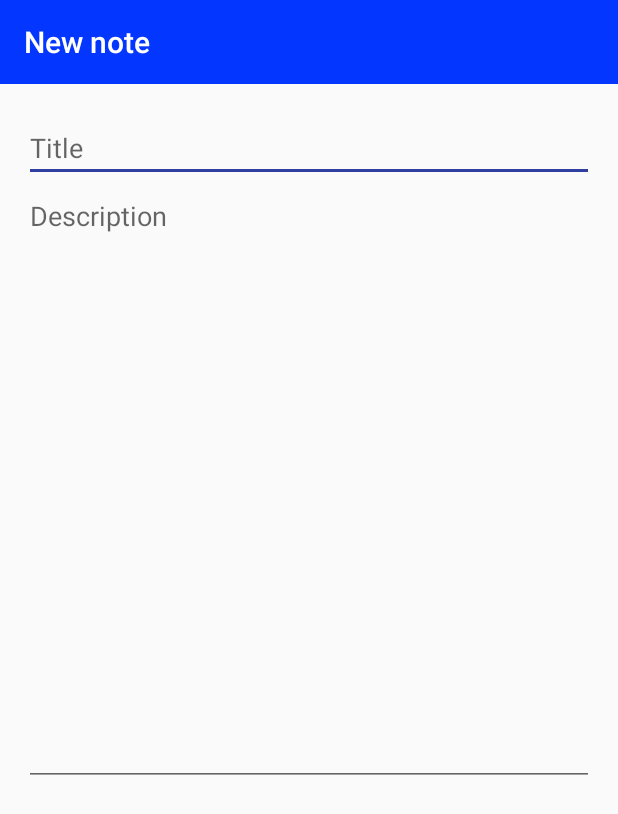
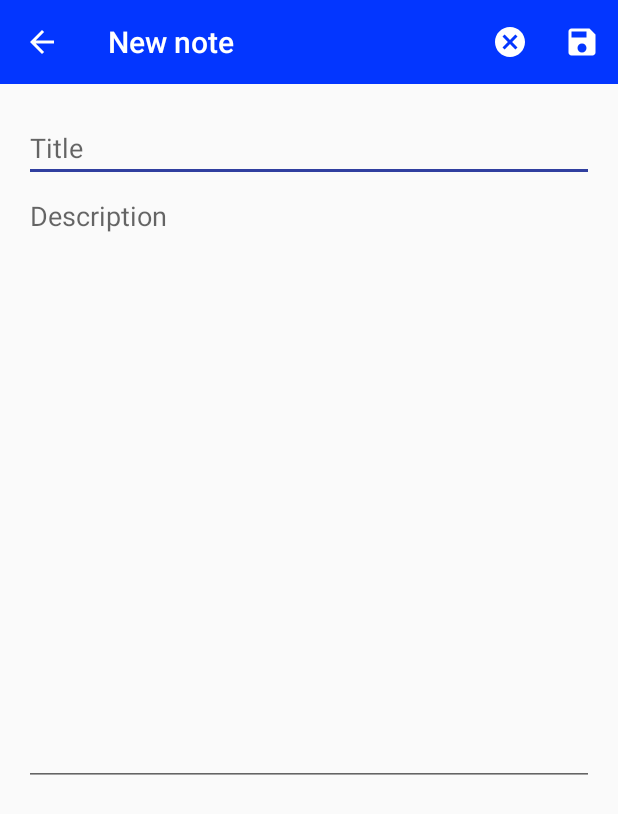
Before and after one commit to M4G4K4/Reports_Android, an Android app: the AddNote screen opened directly, with no data from a screen before it, on a phone screen of 412 x 824 dp. Shown: the top 814 px of the screen. Run offline under Robolectric (Android 15) with nearby library versions, the light colour scheme and no system bars.

Commit message:
New note toolbar

```diff
--- a/app/src/main/java/com/example/notes/AddNote.java
+++ b/app/src/main/java/com/example/notes/AddNote.java
@@ -1,11 +1,16 @@
 package com.example.notes;
 
+import androidx.annotation.NonNull;
 import androidx.appcompat.app.AppCompatActivity;
 import androidx.appcompat.widget.Toolbar;
 
+import android.content.Intent;
 import android.os.Bundle;
 import android.text.Editable;
 import android.text.TextWatcher;
+import android.view.Menu;
+import android.view.MenuInflater;
+import android.view.MenuItem;
 import android.widget.EditText;
 
 import java.util.Calendar;
@@ -28,6 +33,8 @@ public class AddNote extends AppCompatActivity {
         toolbar = findViewById(R.id.toolbar);
         setSupportActionBar(toolbar);
         Objects.requireNonNull(getSupportActionBar()).setTitle("New note");
+        getSupportActionBar().setDisplayHomeAsUpEnabled(true); // add back button to the tool bar , android manifested edited to tell the parent activity to be able to know where to go back
+
 
         title = findViewById(R.id.title);
         description = findViewById(R.id.description);
@@ -59,12 +66,8 @@ public class AddNote extends AppCompatActivity {
         time = addValue(calendar.get(Calendar.HOUR)) + ":" +   addValue(calendar.get(Calendar.MINUTE));
 
 
-        System.out.println("Date: " + date);
-        System.out.println("Time: " + time);
+    }
 
-
-
-    }
 
     // Show time and date correctly if is time less than 10
     private String addValue(int i){
@@ -77,4 +80,27 @@ public class AddNote extends AppCompatActivity {
 
 
 
+    @Override
+    public boolean onCreateOptionsMenu(Menu menu) {
+        MenuInflater inflater = getMenuInflater();
+        inflater.inflate(R.menu.newnote_menu,menu);
+        return true;
+    }
+
+
+    @Override
+    public boolean onOptionsItemSelected(@NonNull MenuItem item) {
+
+        if(item.getItemId() == R.id.cancelBtn){
+            System.out.println("cancel button");
+        }
+        else if(item.getItemId() == R.id.saveBtn){
+            System.out.println("save button");
+        }
+
+        return super.onOptionsItemSelected(item);
+    }
+
+
+
 }
--- /dev/null
+++ b/app/src/main/res/drawable/ic_arrow_back_black_24dp.xml
@@ -0,0 +1,5 @@
+<vector android:height="24dp" android:tint="#FFFFFF"
+    android:viewportHeight="24.0" android:viewportWidth="24.0"
+    android:width="24dp" xmlns:android="http://schemas.android.com/apk/res/android">
+    <path android:fillColor="#FF000000" android:pathData="M20,11H7.83l5.59,-5.59L12,4l-8,8 8,8 1.41,-1.41L7.83,13H20v-2z"/>
+</vector>
--- /dev/null
+++ b/app/src/main/res/drawable/ic_cancel_black_24dp.xml
@@ -0,0 +1,5 @@
+<vector android:height="24dp" android:tint="#FFFFFF"
+    android:viewportHeight="24.0" android:viewportWidth="24.0"
+    android:width="24dp" xmlns:android="http://schemas.android.com/apk/res/android">
+    <path android:fillColor="#FF000000" android:pathData="M12,2C6.47,2 2,6.47 2,12s4.47,10 10,10 10,-4.47 10,-10S17.53,2 12,2zM17,15.59L15.59,17 12,13.41 8.41,17 7,15.59 10.59,12 7,8.41 8.41,7 12,10.59 15.59,7 17,8.41 13.41,12 17,15.59z"/>
+</vector>
--- /dev/null
+++ b/app/src/main/res/drawable/ic_save_black_24dp.xml
@@ -0,0 +1,5 @@
+<vector android:height="24dp" android:tint="#FFFFFF"
+    android:viewportHeight="24.0" android:viewportWidth="24.0"
+    android:width="24dp" xmlns:android="http://schemas.android.com/apk/res/android">
+    <path android:fillColor="#FF000000" android:pathData="M17,3L5,3c-1.11,0 -2,0.9 -2,2v14c0,1.1 0.89,2 2,2h14c1.1,0 2,-0.9 2,-2L21,7l-4,-4zM12,19c-1.66,0 -3,-1.34 -3,-3s1.34,-3 3,-3 3,1.34 3,3 -1.34,3 -3,3zM15,9L5,9L5,5h10v4z"/>
+</vector>
--- a/app/src/main/res/layout/activity_add_note.xml
+++ b/app/src/main/res/layout/activity_add_note.xml
@@ -17,7 +17,9 @@
         app:layout_constraintHorizontal_bias="0.0"
         app:layout_constraintStart_toStartOf="parent"
         app:layout_constraintTop_toTopOf="parent"
-        app:layout_constraintVertical_bias="0.0" />
+        app:layout_constraintVertical_bias="0.0"
+        android:theme="@style/ThemeOverlay.AppCompat.Dark.ActionBar"
+        />
 
     <EditText
         android:id="@+id/title"
--- /dev/null
+++ b/app/src/main/res/menu/newnote_menu.xml
@@ -0,0 +1,15 @@
+<?xml version="1.0" encoding="utf-8"?>
+<menu xmlns:app="http://schemas.android.com/apk/res-auto"
+    xmlns:android="http://schemas.android.com/apk/res/android">
+
+    <item
+        android:id="@+id/cancelBtn"
+        android:title="@string/cancel"
+        android:icon="@drawable/ic_cancel_black_24dp"
+        app:showAsAction="ifRoom" />
+    <item
+        android:id="@+id/saveBtn"
+        android:title="@string/save"
+        android:icon="@drawable/ic_save_black_24dp"
+        app:showAsAction="ifRoom" />
+</menu>
--- a/app/src/main/res/values/strings.xml
+++ b/app/src/main/res/values/strings.xml
@@ -3,5 +3,8 @@
     <string name="add">Add</string>
     <string name="description">Description</string>
     <string name="title">Title</string>
+    <string name="back">Back</string>
+    <string name="cancel">Cancel</string>
+    <string name="save">Save</string>
 
 </resources>
```
Also changed, not shown: app/src/main/AndroidManifest.xml (+7 -1 lines).
